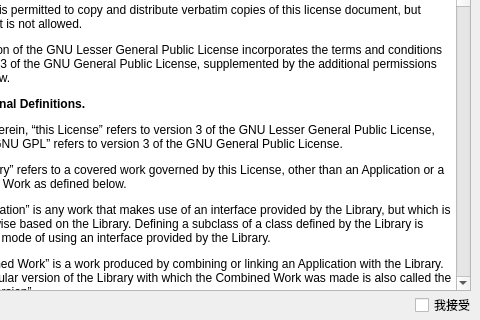
The window that NewQtUi/ReadingTab/ReadingTab.ui (AOSC-Archive/AOSC-LiveKit) describes before a commit, drawn with Qt 5; both pictures show x 100 to 580 and y 160 to 480 of the 580 by 480 pixel window.
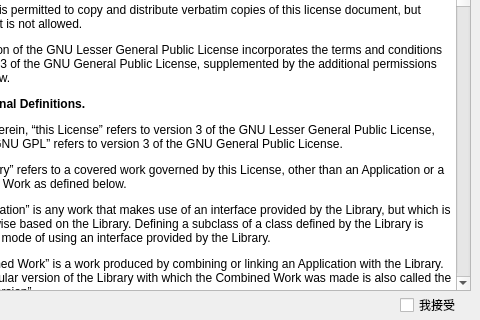
The same window after the commit.

The edit to the form file:
```diff
--- a/NewQtUi/ReadingTab/ReadingTab.ui
+++ b/NewQtUi/ReadingTab/ReadingTab.ui
@@ -91,9 +91,9 @@
   <widget class="QCheckBox" name="IAgreeCheckBox">
    <property name="geometry">
     <rect>
-     <x>515</x>
+     <x>500</x>
      <y>455</y>
-     <width>61</width>
+     <width>81</width>
      <height>20</height>
     </rect>
    </property>
```
Left out of the diff: 80 changed lines with no effect on the pictures.
